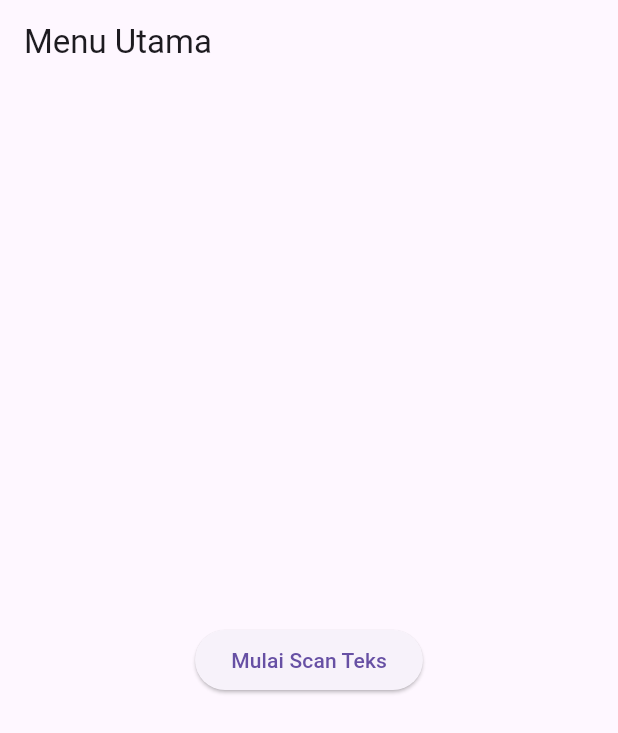
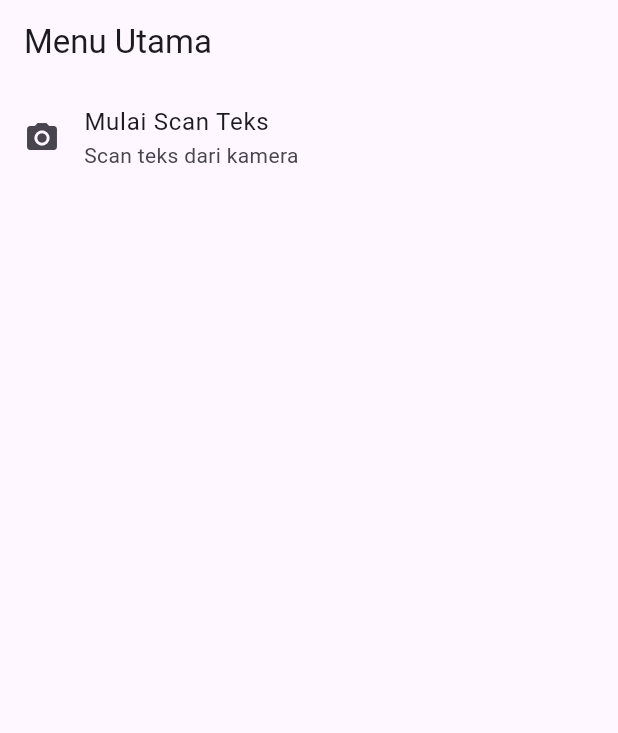
Before and after one commit to jadennatha/ocr_sederhana, a Flutter app: the screen it shows after launch, on a phone screen of 412 x 824 dp. Shown: the top 733 px of the screen. Run offline on Flutter 3.47's test engine with Material 3 defaults, Android fonts, the phone set to English and light mode, and no system bars; our stand-ins replace camera; missing offline and left inert: google_mlkit_text_recognition.

Commit message:
UTS: Selesai Soal 1- ListTile dan Navigasi Balik

```diff
--- a/lib/screens/home_screen.dart
+++ b/lib/screens/home_screen.dart
@@ -8,16 +8,20 @@ class HomeScreen extends StatelessWidget {
   Widget build(BuildContext context) {
     return Scaffold(
       appBar: AppBar(title: const Text('Menu Utama')),
-      body: Center(
-        child: ElevatedButton(
-          onPressed: () {
+      body: ListView(
+        children: [
+          ListTile(
+            leading: const Icon(Icons.camera_alt),
+            title: const Text('Mulai Scan Teks'),
+            subtitle: const Text('Scan teks dari kamera'),
+            onTap: () {
               Navigator.push(
                 context,
                 MaterialPageRoute(builder: (_) => const ScanScreen()),
               );
             },
-          child: const Text('Mulai Scan Teks'),
           ),
+        ],
       ),
     );
   }
```
Also changed, not shown: lib/screens/result_screen.dart (+12 -0 lines). Lines whose indentation alone changed are shown as unchanged.
